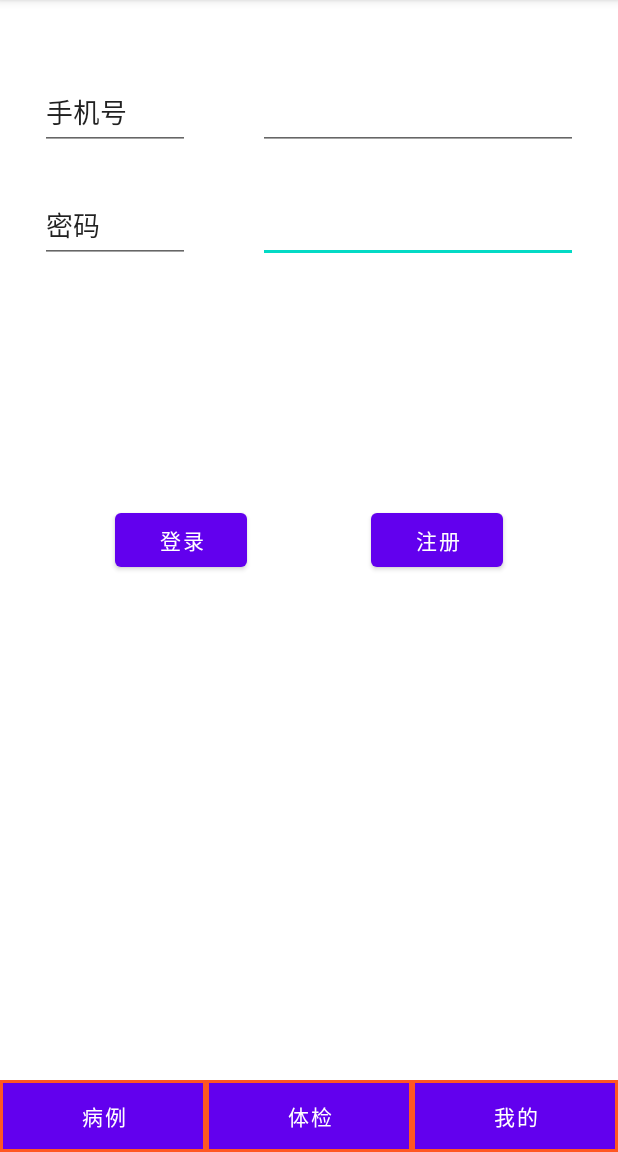
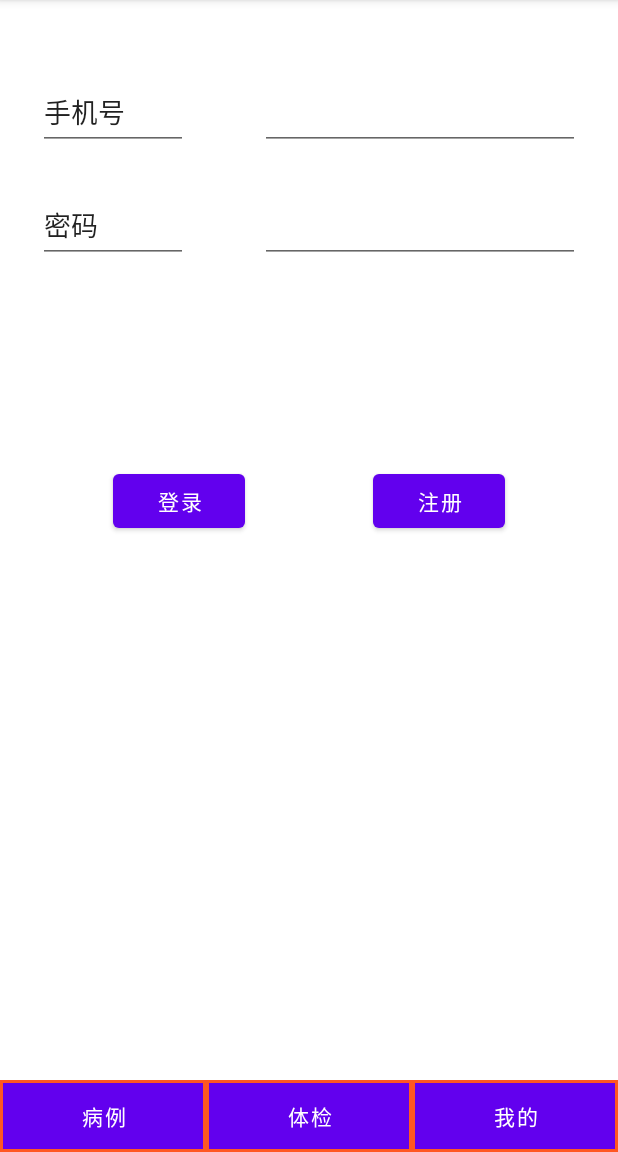
Before and after one commit to windsnow1025/Family-Health-App, an Android app: the screen it shows after launch (MainActivity), after a tap on "我的", on a phone screen of 412 x 824 dp, the part 84-1236 px from its top. Run offline under Robolectric (Android 15) with nearby library versions, the light colour scheme and no system bars.

Commit message:
Fragment3

```diff
--- /dev/null
+++ b/app/src/main/java/com/project/Fragment3.java
@@ -0,0 +1,15 @@
+package com.project;
+
+import android.os.Bundle;
+import android.view.LayoutInflater;
+import android.view.View;
+import android.view.ViewGroup;
+
+import androidx.fragment.app.Fragment;
+
+public class Fragment3 extends Fragment {
+    @Override
+    public View onCreateView(LayoutInflater inflater, ViewGroup container, Bundle savedInstanceState) {
+        return inflater.inflate(R.layout.fragment3, container, false);
+    }
+}
--- a/app/src/main/java/com/project/MainActivity.java
+++ b/app/src/main/java/com/project/MainActivity.java
@@ -44,7 +44,7 @@ public class MainActivity extends AppCompatActivity {
         button3.setOnClickListener(new View.OnClickListener() {
             @Override
             public void onClick(View view) {
-                Fragment fragment = new Fragment();
+                Fragment fragment = new Fragment3();
                 FragmentTransaction transaction = getSupportFragmentManager().beginTransaction();
                 transaction.replace(R.id.fragment_container, fragment);
                 transaction.addToBackStack(null);
--- a/app/src/main/res/layout/activity_main.xml
+++ b/app/src/main/res/layout/activity_main.xml
@@ -6,8 +6,18 @@
     android:layout_height="match_parent"
     tools:context=".MainActivity">
 
+    <FrameLayout
+        android:id="@+id/fragment_container"
+        android:layout_width="match_parent"
+        android:layout_height="match_parent"
+        android:layout_marginBottom="50dp"
+        app:layout_constraintBottom_toTopOf="@+id/linearLayout"
+        app:layout_constraintEnd_toEndOf="parent"
+        app:layout_constraintStart_toStartOf="parent"
+        app:layout_constraintTop_toTopOf="parent" />
+
     <LinearLayout
-        android:id="@+id/fragment_container"
+        android:id="@+id/linearLayout"
         android:layout_width="0dp"
         android:layout_height="wrap_content"
         android:orientation="horizontal"
@@ -52,82 +62,4 @@
             app:strokeWidth="2dp" />
     </LinearLayout>
 
-
-    <androidx.constraintlayout.widget.ConstraintLayout
-        android:layout_width="409dp"
-        android:layout_height="0dp"
-        app:layout_constraintBottom_toTopOf="@+id/fragment_container"
-        app:layout_constraintEnd_toEndOf="parent"
-        app:layout_constraintStart_toStartOf="parent"
-        app:layout_constraintTop_toTopOf="parent">
-
-        <Button
-            android:id="@+id/button4"
-            android:layout_width="wrap_content"
-            android:layout_height="wrap_content"
-            android:layout_marginStart="75dp"
-            android:text="登录"
-            app:layout_constraintBottom_toBottomOf="parent"
-            app:layout_constraintStart_toStartOf="parent"
-            app:layout_constraintTop_toTopOf="parent" />
-
-        <Button
-            android:id="@+id/button5"
-            android:layout_width="wrap_content"
-            android:layout_height="wrap_content"
-            android:layout_marginEnd="75dp"
-            android:text="注册"
-            app:layout_constraintBottom_toBottomOf="parent"
-            app:layout_constraintEnd_toEndOf="parent"
-            app:layout_constraintTop_toTopOf="parent" />
-
-        <EditText
-            android:id="@+id/editTextTextPassword"
-            android:layout_width="wrap_content"
-            android:layout_height="50dp"
-            android:layout_marginTop="25dp"
-            android:layout_marginEnd="25dp"
-            android:ems="10"
-            android:inputType="textPassword"
-            app:layout_constraintEnd_toEndOf="parent"
-            app:layout_constraintTop_toBottomOf="@+id/editTextPhone" />
-
-        <EditText
-            android:id="@+id/editTextPhone"
-            android:layout_width="wrap_content"
-            android:layout_height="50dp"
-            android:layout_marginTop="50dp"
-            android:layout_marginEnd="25dp"
-            android:ems="10"
-            android:inputType="phone"
-            app:layout_constraintEnd_toEndOf="parent"
-            app:layout_constraintTop_toTopOf="parent" />
-
-        <EditText
-            android:id="@+id/editTextTextPersonName"
-            android:layout_width="100dp"
-            android:layout_height="50dp"
-            android:layout_marginStart="25dp"
-            android:layout_marginTop="25dp"
-            android:ems="10"
-            android:inputType="textPersonName"
-            android:text="密码"
-            app:layout_constraintStart_toStartOf="parent"
-            app:layout_constraintTop_toBottomOf="@+id/editTextTextPersonName3" />
-
-        <EditText
-            android:id="@+id/editTextTextPersonName3"
-            android:layout_width="100dp"
-            android:layout_height="50dp"
-            android:layout_marginStart="25dp"
-            android:layout_marginTop="50dp"
-            android:ems="10"
-            android:inputType="textPersonName"
-            android:singleLine="false"
-            android:text="手机号"
-            app:layout_constraintStart_toStartOf="parent"
-            app:layout_constraintTop_toTopOf="parent" />
-    </androidx.constraintlayout.widget.ConstraintLayout>
-
-
 </androidx.constraintlayout.widget.ConstraintLayout>
--- /dev/null
+++ b/app/src/main/res/layout/fragment3.xml
@@ -0,0 +1,88 @@
+<?xml version="1.0" encoding="utf-8"?>
+<androidx.constraintlayout.widget.ConstraintLayout xmlns:android="http://schemas.android.com/apk/res/android"
+    xmlns:app="http://schemas.android.com/apk/res-auto"
+    xmlns:tools="http://schemas.android.com/tools"
+    android:layout_width="match_parent"
+    android:layout_height="match_parent">
+
+    <androidx.constraintlayout.widget.ConstraintLayout
+        android:id="@+id/fragment3"
+        android:layout_width="0dp"
+        android:layout_height="0dp"
+        android:layout_marginBottom="50dp"
+        app:layout_constraintBottom_toBottomOf="parent"
+        app:layout_constraintEnd_toEndOf="parent"
+        app:layout_constraintStart_toStartOf="parent"
+        app:layout_constraintTop_toTopOf="parent">
+
+        <Button
+            android:id="@+id/button4"
+            android:layout_width="wrap_content"
+            android:layout_height="wrap_content"
+            android:layout_marginStart="75dp"
+            android:text="登录"
+            app:layout_constraintBottom_toBottomOf="parent"
+            app:layout_constraintStart_toStartOf="parent"
+            app:layout_constraintTop_toTopOf="parent" />
+
+        <Button
+            android:id="@+id/button5"
+            android:layout_width="wrap_content"
+            android:layout_height="wrap_content"
+            android:layout_marginEnd="75dp"
+            android:text="注册"
+            app:layout_constraintBottom_toBottomOf="parent"
+            app:layout_constraintEnd_toEndOf="parent"
+            app:layout_constraintTop_toTopOf="parent" />
+
+        <EditText
+            android:id="@+id/editTextTextPassword"
+            android:layout_width="wrap_content"
+            android:layout_height="50dp"
+            android:layout_marginTop="25dp"
+            android:layout_marginEnd="25dp"
+            android:ems="10"
+            android:inputType="textPassword"
+            app:layout_constraintEnd_toEndOf="parent"
+            app:layout_constraintTop_toBottomOf="@+id/editTextPhone" />
+
+        <EditText
+            android:id="@+id/editTextPhone"
+            android:layout_width="wrap_content"
+            android:layout_height="50dp"
+            android:layout_marginTop="50dp"
+            android:layout_marginEnd="25dp"
+            android:ems="10"
+            android:inputType="phone"
+            app:layout_constraintEnd_toEndOf="parent"
+            app:layout_constraintTop_toTopOf="parent" />
+
+        <EditText
+            android:id="@+id/editTextTextPersonName"
+            android:layout_width="100dp"
+            android:layout_height="50dp"
+            android:layout_marginStart="25dp"
+            android:layout_marginTop="25dp"
+            android:ems="10"
+            android:inputType="textPersonName"
+            android:text="密码"
+            app:layout_constraintStart_toStartOf="parent"
+            app:layout_constraintTop_toBottomOf="@+id/editTextTextPersonName3" />
+
+        <EditText
+            android:id="@+id/editTextTextPersonName3"
+            android:layout_width="100dp"
+            android:layout_height="50dp"
+            android:layout_marginStart="25dp"
+            android:layout_marginTop="50dp"
+            android:ems="10"
+            android:inputType="textPersonName"
+            android:singleLine="false"
+            android:text="手机号"
+            app:layout_constraintStart_toStartOf="parent"
+            app:layout_constraintTop_toTopOf="parent" />
+
+    </androidx.constraintlayout.widget.ConstraintLayout>
+
+
+</androidx.constraintlayout.widget.ConstraintLayout>
```
